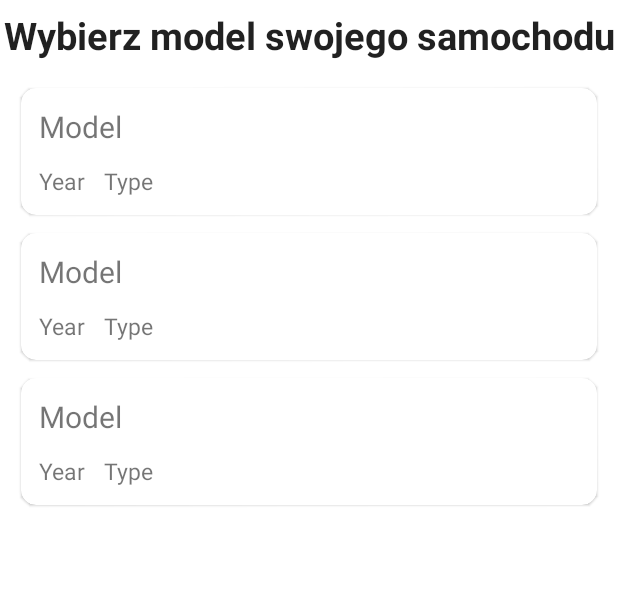
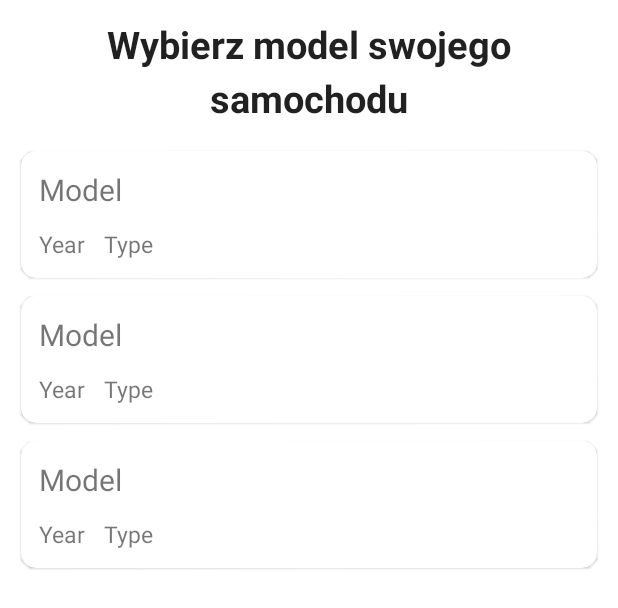
Before and after one commit to kamilaudiotour/Car_Api, an Android app: the layout fragment_car_models.xml on its own in the app's theme, with its tools: preview values and no code run, on a phone screen of 412 x 824 dp. Shown: the top 608 px of the screen. Run offline under Robolectric (Android 15) with nearby library versions, the phone set to English and light mode, and no system bars; network calls fail.

Commit message:
visual optimalisation commit

```diff
--- a/app/src/main/java/com/example/carapi/CarPagingSource.kt
+++ b/app/src/main/java/com/example/carapi/CarPagingSource.kt
@@ -22,6 +22,8 @@ class CarPagingSource @Inject constructor(
     override suspend fun load(params: LoadParams<Int>): LoadResult<Int, Car> {
         val currentPage = params.key ?: CAR_MODELS_STARTING_PAGE
         return try {
+
+            //delay because of request limit in free version of database
             delay(1000)
             val response = carsApi.getCarsModels(
                 limit = params.loadSize.toString(),
--- a/app/src/main/res/layout/fragment_car_makes.xml
+++ b/app/src/main/res/layout/fragment_car_makes.xml
@@ -14,7 +14,7 @@
 
         <TextView
             android:id="@+id/choose_tv"
-            android:layout_width="wrap_content"
+            android:layout_width="match_parent"
             android:layout_height="wrap_content"
             android:text="@string/choose_your_car_make"
             app:layout_constraintEnd_toEndOf="parent"
@@ -23,6 +23,7 @@
             android:layout_marginVertical="6dp"
             android:layout_marginHorizontal="12dp"
             android:textStyle="bold"
+            android:textAlignment="center"
             android:textSize="25sp"
             android:textAppearance="@style/TextAppearance.Material3.HeadlineMedium"
             />
@@ -37,7 +38,8 @@
             app:layout_constraintEnd_toEndOf="parent"
             app:layout_constraintStart_toStartOf="parent"
             app:layout_constraintTop_toBottomOf="@id/choose_tv"
-            app:spanCount="2" />
+            app:spanCount="2"
+            tools:listitem="@layout/item_car_make"/>
 
 
     </androidx.constraintlayout.widget.ConstraintLayout>
--- a/app/src/main/res/layout/fragment_car_models.xml
+++ b/app/src/main/res/layout/fragment_car_models.xml
@@ -10,14 +10,17 @@
 
         <TextView
             android:id="@+id/choose_tv"
-            android:layout_width="wrap_content"
+            android:layout_width="match_parent"
             android:layout_height="wrap_content"
             android:text="@string/choose_car_tv"
             app:layout_constraintEnd_toEndOf="parent"
             app:layout_constraintStart_toStartOf="parent"
             app:layout_constraintTop_toTopOf="parent"
-            android:layout_margin="6dp"
+            android:layout_marginTop="12dp"
+            android:layout_marginEnd="8dp"
+            android:layout_marginStart="8dp"
             android:textStyle="bold"
+            android:textAlignment="center"
             android:textSize="25sp"
             android:textAppearance="@style/TextAppearance.Material3.HeadlineMedium"
             />
```
